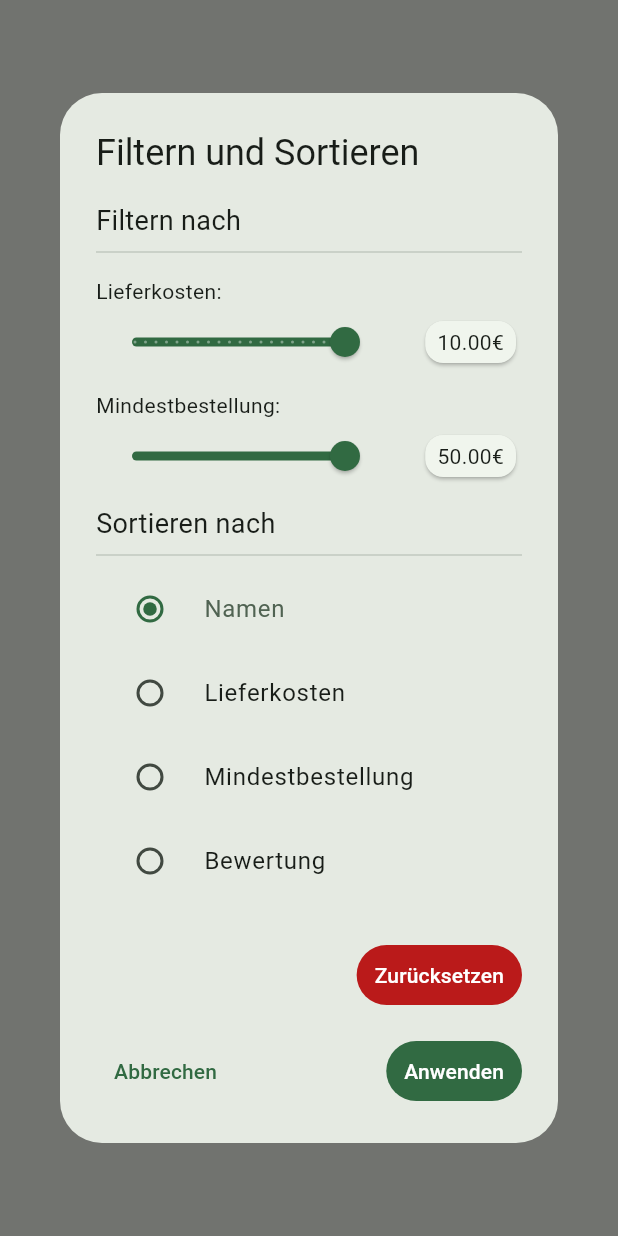
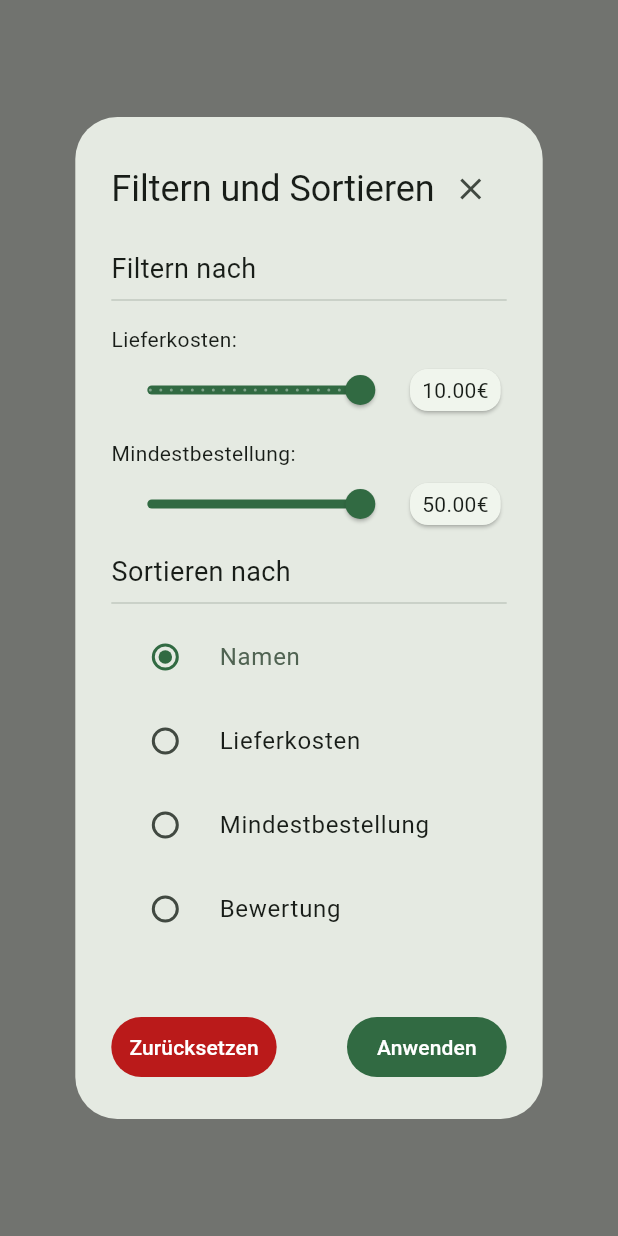
Before and after one commit to zlohbierdcul/GreenDrop, a Flutter app: what dialogBuilder() shows on an empty page, opened directly, on a phone screen of 412 x 824 dp. Run offline on Flutter 3.47's test engine with Material 3 defaults, Android fonts, the phone set to English and light mode, and no system bars; our stand-ins replace dio, flutter_dotenv, flutter_map, flutter_secure_storage, geolocator, latlong2 and 1 more; missing offline and left inert: geocode; accounts and stored records are empty; network calls fail.

Commit message:
small changes

```diff
--- a/frontend/lib/src/presentation/shops/widgets/filter_dialog.dart
+++ b/frontend/lib/src/presentation/shops/widgets/filter_dialog.dart
@@ -12,7 +12,20 @@ class FilterDialog {
       context: context,
       builder: (BuildContext context) {
         return AlertDialog(
-          title: const Text('Filtern und Sortieren'),
+          title: Row(
+            children: [
+              const Text('Filtern und Sortieren'),
+              CloseButton(
+                style: ElevatedButton.styleFrom(
+                    shape: const CircleBorder(),
+                    padding: const EdgeInsets.all(8),
+                    elevation: 5),
+                onPressed: () {
+                  Navigator.of(context).pop();
+                },
+              )
+            ],
+          ),
           content: const Column(
             mainAxisSize: MainAxisSize.min,
             crossAxisAlignment: CrossAxisAlignment.start,
@@ -32,6 +45,10 @@ class FilterDialog {
             ],
           ),
           actions: <Widget>[
+            const SizedBox(height: 16),
+            Row(
+              mainAxisAlignment: MainAxisAlignment.spaceBetween,
+              children: [
                 Consumer2<FilterProvider, SortingProvider>(
                   builder: (context, filterProvider, sortingProvider, child) =>
                       TextButton(
@@ -47,19 +64,6 @@ class FilterDialog {
                     },
                   ),
                 ),
-            const SizedBox(height: 16),
-            Row(
-              mainAxisAlignment: MainAxisAlignment.spaceBetween,
-              children: [
-                TextButton(
-                  style: TextButton.styleFrom(
-                    textStyle: Theme.of(context).textTheme.labelLarge,
-                  ),
-                  child: const Text('Abbrechen'),
-                  onPressed: () {
-                    Navigator.of(context).pop();
-                  },
-                ),
                 Consumer3<FilterProvider, SortingProvider, ShopDataProvider>(
                   builder: (context, filterProvider, sortingProvider,
                           shopDataProvider, child) =>
@@ -69,7 +73,10 @@ class FilterDialog {
                       foregroundColor: Theme.of(context).colorScheme.onPrimary,
                       textStyle: Theme.of(context).textTheme.labelLarge,
                     ),
-                    child: const Text('Anwenden'),
+                    child: const Padding(
+                      padding: EdgeInsets.symmetric(horizontal: 8.0),
+                      child: Text('Anwenden'),
+                    ),
                     onPressed: () {
                       shopDataProvider.filterData(
                           filterProvider.minCost, filterProvider.deliveryCost);
```
Lines whose indentation alone changed are shown as unchanged.
